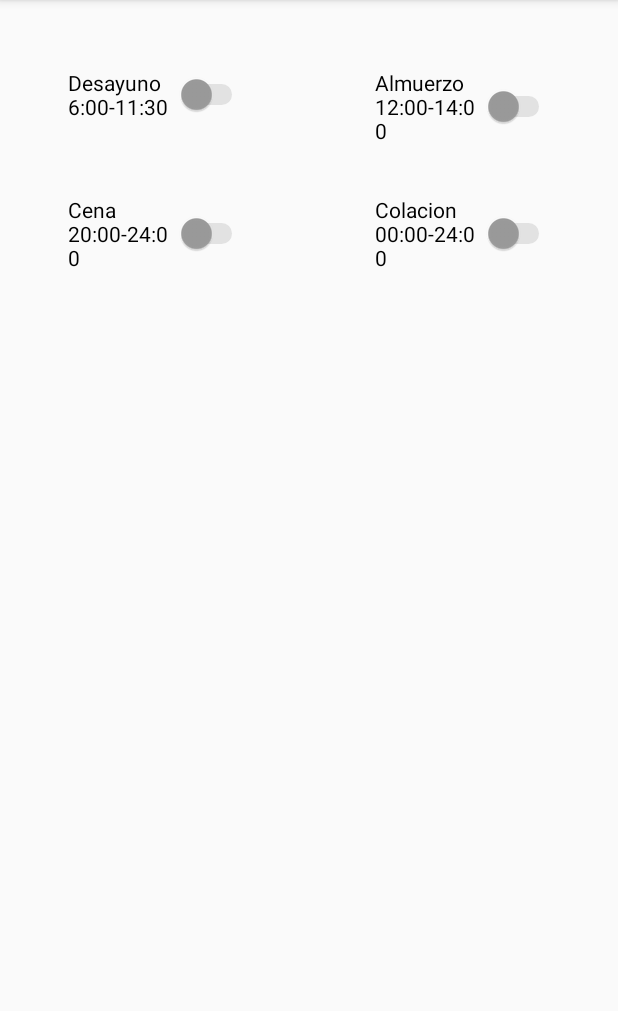
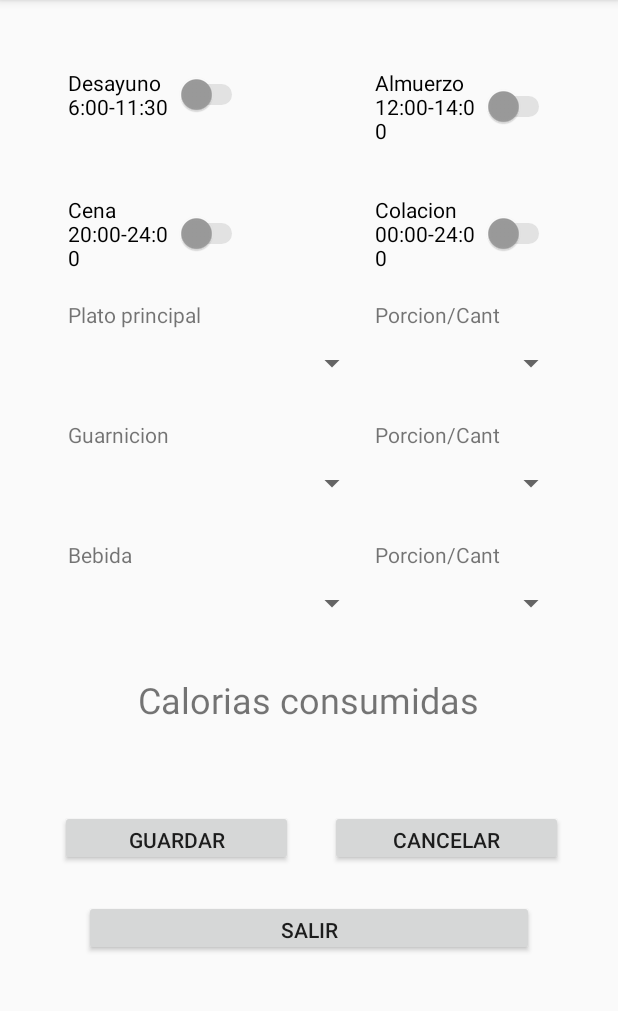
Before and after one commit to brianbayarri/FitVending_Desarrollo, an Android app: the AlimentacionActivity screen opened directly, with no data from a screen before it, on a phone screen of 412 x 824 dp, the part 84-1095 px from its top. Run offline under Robolectric (Android 15) with nearby library versions, the phone set to English and light mode, and no system bars.

Commit message:
se agregaron los elementos faltantes en xml a la pantalla Alimentacion

```diff
--- a/Android/trunk/app/src/main/res/layout/activity_alimentacion.xml
+++ b/Android/trunk/app/src/main/res/layout/activity_alimentacion.xml
@@ -48,4 +48,143 @@
         android:thumbTint="#9C9C9C"
         android:trackTint="#9C9C9C"
         />
+
+    <TextView
+        android:id="@+id/txt_plato_principal"
+        android:layout_width="wrap_content"
+        android:layout_height="wrap_content"
+        android:text="Plato principal"
+        android:layout_marginVertical="200dp"
+        android:layout_marginLeft="45dp"
+        />
+
+    <TextView
+        android:id="@+id/txt_porcion1"
+        android:layout_width="wrap_content"
+        android:layout_height="wrap_content"
+        android:text="Porcion/Cant"
+        android:layout_marginVertical="200dp"
+        android:layout_marginLeft="250dp"
+        />
+
+    <TextView
+        android:id="@+id/txt_guarnicion"
+        android:layout_width="wrap_content"
+        android:layout_height="wrap_content"
+        android:text="Guarnicion"
+        android:layout_marginVertical="280dp"
+        android:layout_marginLeft="45dp"
+        />
+
+    <TextView
+        android:id="@+id/txt_porcion2"
+        android:layout_width="wrap_content"
+        android:layout_height="wrap_content"
+        android:text="Porcion/Cant"
+        android:layout_marginVertical="280dp"
+        android:layout_marginLeft="250dp"
+        />
+
+    <TextView
+        android:id="@+id/txt_bebida"
+        android:layout_width="wrap_content"
+        android:layout_height="wrap_content"
+        android:layout_marginVertical="360dp"
+        android:layout_marginLeft="45dp"
+        android:text="Bebida" />
+
+    <TextView
+        android:id="@+id/txt_porcion3"
+        android:layout_width="wrap_content"
+        android:layout_height="wrap_content"
+        android:layout_marginVertical="360dp"
+        android:layout_marginLeft="250dp"
+        android:text="Porcion/Cant" />
+
+    <TextView
+        android:id="@+id/txt_calorias"
+        android:layout_width="wrap_content"
+        android:layout_height="wrap_content"
+        android:layout_centerHorizontal="true"
+        android:layout_marginVertical="450dp"
+        android:text="Calorias consumidas"
+        android:textSize="24sp" />
+
+    <Spinner
+        android:id="@+id/sp_plato_principal"
+        android:layout_width="200dp"
+        android:layout_height="wrap_content"
+        android:layout_marginVertical="230dp"
+        android:layout_marginLeft="45dp"
+        />
+
+    <Spinner
+        android:id="@+id/sp_porcion1"
+        android:layout_width="128dp"
+        android:layout_height="wrap_content"
+        android:layout_marginVertical="230dp"
+        android:layout_marginLeft="250dp"
+        />
+
+    <Spinner
+        android:id="@+id/sp_guarnicion"
+        android:layout_width="200dp"
+        android:layout_height="wrap_content"
+        android:layout_marginVertical="310dp"
+        android:layout_marginLeft="45dp"
+        />
+
+    <Spinner
+        android:id="@+id/sp_porcion2"
+        android:layout_width="128dp"
+        android:layout_height="wrap_content"
+        android:layout_marginVertical="310dp"
+        android:layout_marginLeft="250dp"
+        />
+
+    <Spinner
+        android:id="@+id/sp_bebida"
+        android:layout_width="200dp"
+        android:layout_height="wrap_content"
+        android:layout_marginVertical="390dp"
+        android:layout_marginLeft="45dp"
+        />
+
+    <Spinner
+        android:id="@+id/sp_porcion3"
+        android:layout_width="128dp"
+        android:layout_height="wrap_content"
+        android:layout_marginVertical="390dp"
+        android:layout_marginLeft="250dp"
+        />
+
+    <Button
+        android:id="@+id/RutinaSaveButton"
+        android:layout_width="155dp"
+        android:layout_height="37dp"
+        android:layout_marginVertical="540dp"
+        android:layout_marginLeft="40dp"
+        android:text="Guardar"
+        />
+
+    <Button
+        android:id="@+id/RutinaCancelarButton"
+        android:layout_width="155dp"
+        android:layout_height="37dp"
+        android:layout_marginVertical="540dp"
+        android:layout_marginLeft="220dp"
+        android:text="Cancelar"
+        />
+
+    <Button
+        android:id="@+id/RutinaSalirButton"
+        android:layout_width="300dp"
+        android:layout_height="37dp"
+        android:layout_centerHorizontal="true"
+        android:layout_marginVertical="600dp"
+        android:layout_marginLeft="55dp"
+        android:text="Salir"
+        />
+
+
 </RelativeLayout>
```
